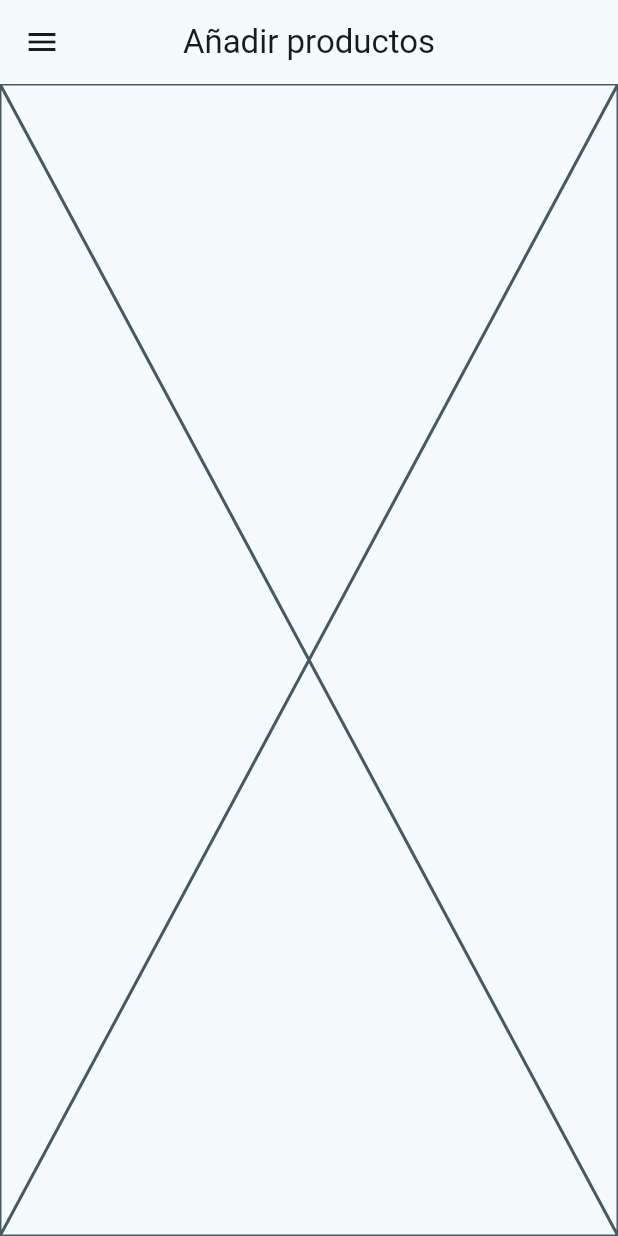
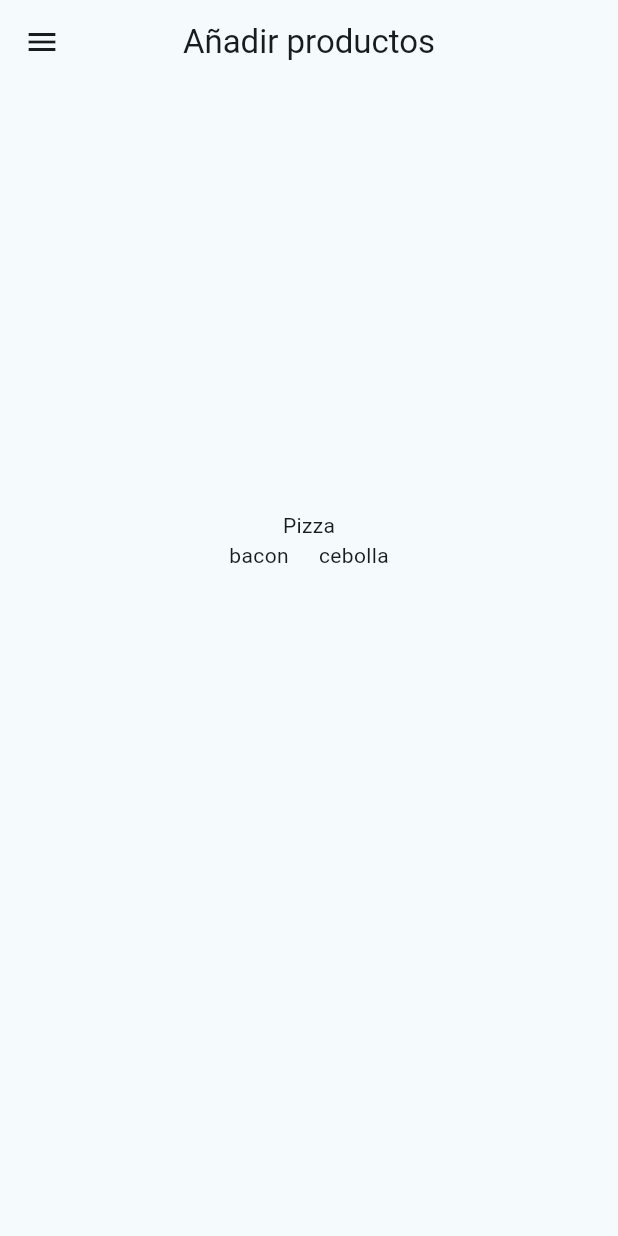
Before and after one commit to Bitxxo/dice_pizza, a Flutter app: the OrderProductsView screen opened by its route, on a phone screen of 412 x 824 dp. Run offline on Flutter 3.47's test engine with Material 3 defaults, Android fonts, the phone set to English and light mode, and no system bars; our stand-ins replace flutter_riverpod, go_router, riverpod.

```diff
--- /dev/null
+++ b/lib/domain/entities/ingredient.dart
@@ -0,0 +1,8 @@
+class Ingredient {
+  final bool isDouble;
+  final IngredientName type;
+
+  Ingredient(this.type, {this.isDouble = false});
+}
+
+enum IngredientName { mozzarella, bacon, atun, cebolla }
--- /dev/null
+++ b/lib/domain/entities/pizza.dart
@@ -0,0 +1,14 @@
+import 'package:dice_pizza/domain/entities/ingredient.dart';
+
+class Pizza {
+  Set<Ingredient> ingredients;
+  Pizza({this.ingredients = const {}});
+
+  void addIngredient(Ingredient ingredient) {
+    ingredients.add(ingredient);
+  }
+
+  void removeIngredient(Ingredient ingredient) {
+    ingredients.remove(ingredient);
+  }
+}
--- a/lib/presentation/views/order_products_view.dart
+++ b/lib/presentation/views/order_products_view.dart
@@ -1,4 +1,5 @@
 import 'package:dice_pizza/presentation/widgets/order_navigation_drawer.dart';
+import 'package:dice_pizza/presentation/widgets/order_products_list.dart';
 import 'package:flutter/material.dart';
 
 class OrderProductsView extends StatelessWidget {
@@ -10,7 +11,9 @@ class OrderProductsView extends StatelessWidget {
     return Scaffold(
       appBar: AppBar(title: Text("Añadir productos")),
       drawer: OrderNavigationDrawer(),
-      body: const Placeholder(),
+      body:
+      // const Placeholder(),
+      Center(child: OrderProductsList()),
     );
   }
 }
--- /dev/null
+++ b/lib/presentation/widgets/order_products_list.dart
@@ -0,0 +1,19 @@
+import 'package:dice_pizza/domain/entities/ingredient.dart';
+import 'package:dice_pizza/domain/entities/pizza.dart';
+import 'package:dice_pizza/presentation/widgets/pizza_display.dart';
+import 'package:flutter/material.dart';
+
+class OrderProductsList extends StatelessWidget {
+  const OrderProductsList({super.key});
+
+  @override
+  Widget build(BuildContext context) {
+    final pizza = Pizza(
+      ingredients: {
+        Ingredient(IngredientName.bacon),
+        Ingredient(IngredientName.cebolla),
+      },
+    );
+    return PizzaDisplay(pizza);
+  }
+}
--- /dev/null
+++ b/lib/presentation/widgets/pizza_display.dart
@@ -0,0 +1,34 @@
+import 'package:dice_pizza/domain/entities/ingredient.dart';
+import 'package:dice_pizza/domain/entities/pizza.dart';
+import 'package:flutter/material.dart';
+
+class PizzaDisplay extends StatelessWidget {
+  final Pizza pizza;
+  const PizzaDisplay(this.pizza, {super.key});
+
+  @override
+  Widget build(BuildContext context) {
+    return SizedBox(
+      width: 200,
+      height: 200,
+      child: Column(
+        children: [
+          Text("Pizza"),
+          pizza.ingredients.isEmpty
+              ? const SizedBox()
+              : Row(
+                spacing: 20,
+                children: [
+                  Spacer(),
+                  for (Ingredient i in pizza.ingredients)
+                    i.isDouble
+                        ? Text("Doble de ${i.type.name}")
+                        : Text(i.type.name),
+                  Spacer(),
+                ],
+              ),
+        ],
+      ),
+    );
+  }
+}
```
Also changed, not shown: lib/config/router/router_provider.dart (+8 -8 lines), lib/presentation/screens/order_screen.dart (+4 -10 lines).
